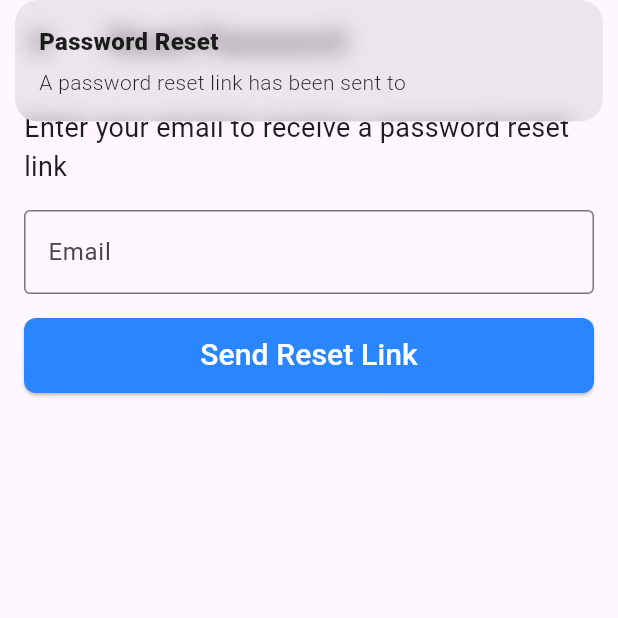
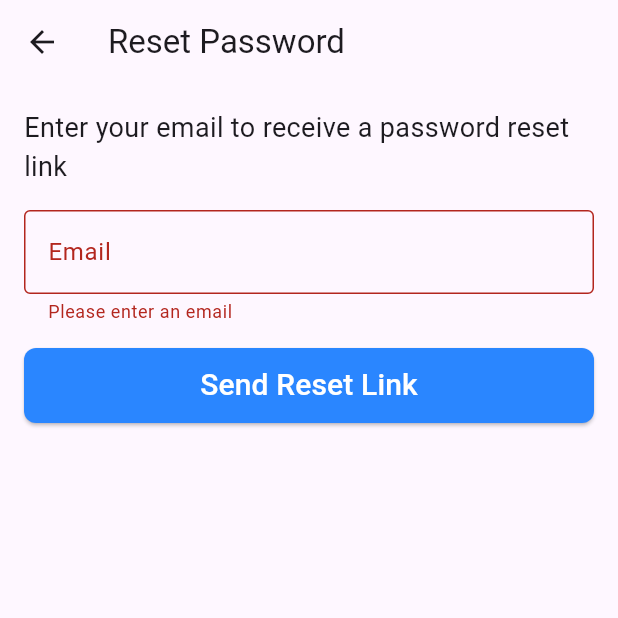
Before and after one commit to MHN-Sathsara/Todo-App-using-Rest-API-CRUD-App-Flutter, a Flutter app: the PasswordResetPage screen opened directly, after a tap on "Send Reset Link", on a phone screen of 412 x 824 dp, the top half of it. Run offline on Flutter 3.47's test engine with Material 3 defaults, Android fonts, the phone set to English and light mode, and no system bars; our stand-ins replace dio, firebase_auth, firebase_core, flutter_keyboard_visibility, fluttertoast, get and 1 more; accounts and stored records are empty.

Commit message:
password reset function is working

```diff
--- a/todo_app/lib/controllers/password_reset_controller.dart
+++ b/todo_app/lib/controllers/password_reset_controller.dart
@@ -1,14 +1,63 @@
+import 'package:flutter/material.dart';
 import 'package:get/get.dart';
+import 'package:firebase_auth/firebase_auth.dart';
 
 class PasswordResetController extends GetxController {
   var email = ''.obs;
 
-  void resetPassword() {
-    // Implement the logic to send a password reset email
-    // For example, you can call an API to send the reset link to the user's email
-    print('Reset password for email: ${email.value}');
-    // Show a confirmation message or navigate to another page
-    Get.snackbar('Password Reset',
-        'A password reset link has been sent to ${email.value}');
+  final FirebaseAuth _auth = FirebaseAuth.instance;
+
+  void resetPassword() async {
+    if (email.value.isEmpty) {
+      Get.snackbar(
+        'Error',
+        'Please enter an email',
+        snackPosition: SnackPosition.BOTTOM,
+        backgroundColor: Colors.red,
+        colorText: Colors.white,
+      );
+      return;
+    }
+
+    try {
+      print("Attempting to send password reset email to: ${email.value}");
+      await _auth.sendPasswordResetEmail(email: email.value);
+      print("Password reset email sent successfully!");
+      Get.snackbar(
+        'Success',
+        'Password Reset Email has been sent!',
+        snackPosition: SnackPosition.BOTTOM,
+        backgroundColor: Colors.green,
+        colorText: Colors.white,
+      );
+    } on FirebaseAuthException catch (e) {
+      print("FirebaseAuthException: ${e.code}");
+      if (e.code == 'user-not-found') {
+        Get.snackbar(
+          'Error',
+          'No user found for that email.',
+          snackPosition: SnackPosition.BOTTOM,
+          backgroundColor: Colors.red,
+          colorText: Colors.white,
+        );
+      } else if (e.code == 'invalid-email') {
+        Get.snackbar(
+          'Error',
+          'Invalid email address.',
+          snackPosition: SnackPosition.BOTTOM,
+          backgroundColor: Colors.red,
+          colorText: Colors.white,
+        );
+      }
+    } catch (e) {
+      print("An unknown error occurred: $e");
+      Get.snackbar(
+        'Error',
+        'An error occurred while trying to send the reset email.',
+        snackPosition: SnackPosition.BOTTOM,
+        backgroundColor: Colors.red,
+        colorText: Colors.white,
+      );
+    }
   }
 }
--- a/todo_app/lib/view/screens/password_reset_page.dart.dart
+++ b/todo_app/lib/view/screens/password_reset_page.dart.dart
@@ -3,7 +3,15 @@ import 'package:get/get.dart';
 import 'package:todo_app/controllers/password_reset_controller.dart';
 import 'package:todo_app/utils/themes/colorsp.dart';
 
-class PasswordResetPage extends StatelessWidget {
+class PasswordResetPage extends StatefulWidget {
+  @override
+  State<PasswordResetPage> createState() => _PasswordResetPageState();
+}
+
+class _PasswordResetPageState extends State<PasswordResetPage> {
+  final _formKey = GlobalKey<FormState>();
+  final TextEditingController emailController = TextEditingController();
+
   @override
   Widget build(BuildContext context) {
     final PasswordResetController controller =
@@ -14,7 +22,7 @@ class PasswordResetPage extends StatelessWidget {
       appBar: AppBar(
         title: const Text('Reset Password'),
         leading: IconButton(
-          icon: Icon(Icons.arrow_back),
+          icon: const Icon(Icons.arrow_back),
           onPressed: () {
             Get.back();
           },
@@ -22,21 +30,30 @@ class PasswordResetPage extends StatelessWidget {
       ),
       body: Padding(
         padding: const EdgeInsets.all(16.0),
+        child: Form(
+          key: _formKey,
           child: Column(
             crossAxisAlignment: CrossAxisAlignment.stretch,
             children: [
-            Text(
+              const Text(
                 'Enter your email to receive a password reset link',
                 style: TextStyle(fontSize: 18),
               ),
               const SizedBox(height: 16.0),
-            TextField(
+              TextFormField(
+                controller: emailController,
                 onChanged: (value) => controller.email.value = value,
                 decoration: const InputDecoration(
                   labelText: 'Email',
                   border: OutlineInputBorder(),
                 ),
                 keyboardType: TextInputType.emailAddress,
+                validator: (value) {
+                  if (value == null || value.isEmpty) {
+                    return 'Please enter an email';
+                  }
+                  return null;
+                },
               ),
               const SizedBox(height: 16.0),
               SizedBox(
@@ -49,7 +66,11 @@ class PasswordResetPage extends StatelessWidget {
                       borderRadius: BorderRadius.circular(8),
                     ),
                   ),
-                onPressed: controller.resetPassword,
+                  onPressed: () {
+                    if (_formKey.currentState!.validate()) {
+                      controller.resetPassword();
+                    }
+                  },
                   child: const Text(
                     'Send Reset Link',
                     style: TextStyle(fontSize: 20, color: Colors.white),
@@ -59,6 +80,7 @@ class PasswordResetPage extends StatelessWidget {
             ],
           ),
         ),
+      ),
     );
   }
 }
```
Lines whose indentation alone changed are shown as unchanged.
